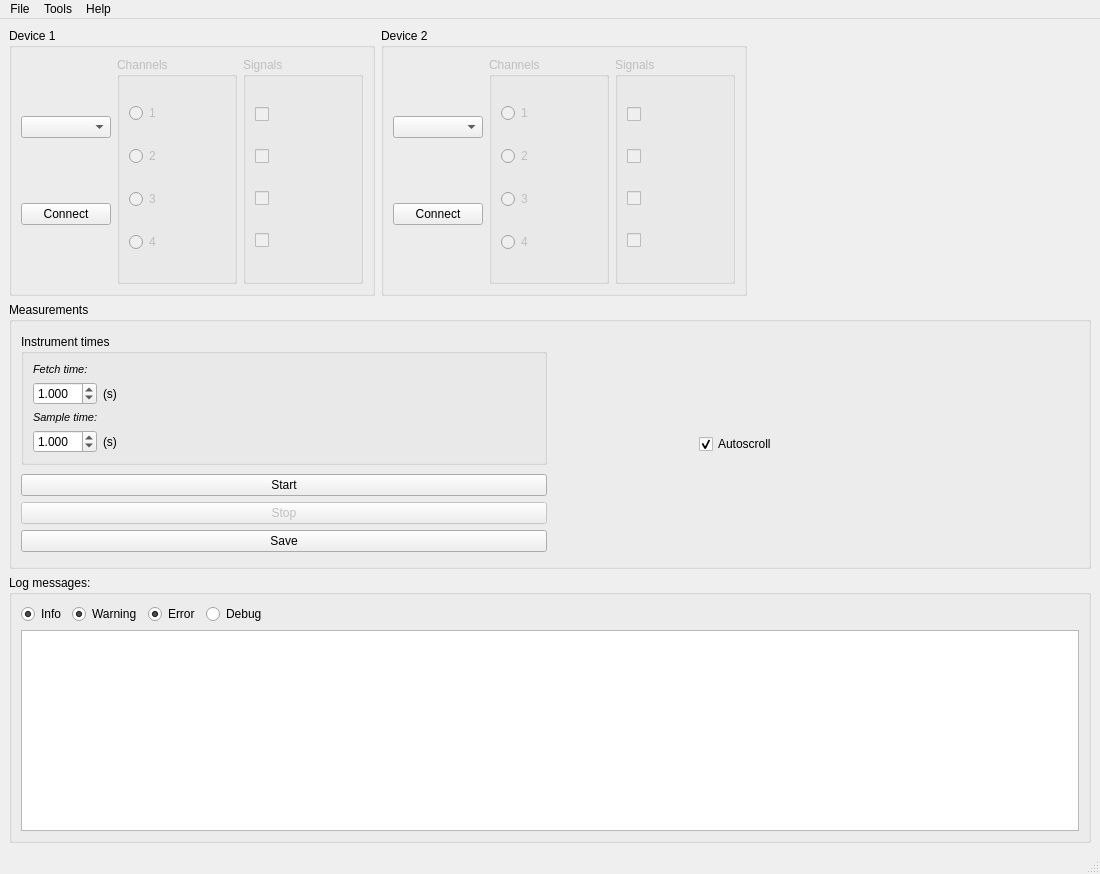
Old version of the form frequency-meter/view/resources/interface.ui in the repository robertofem/Freq-meter-APP.
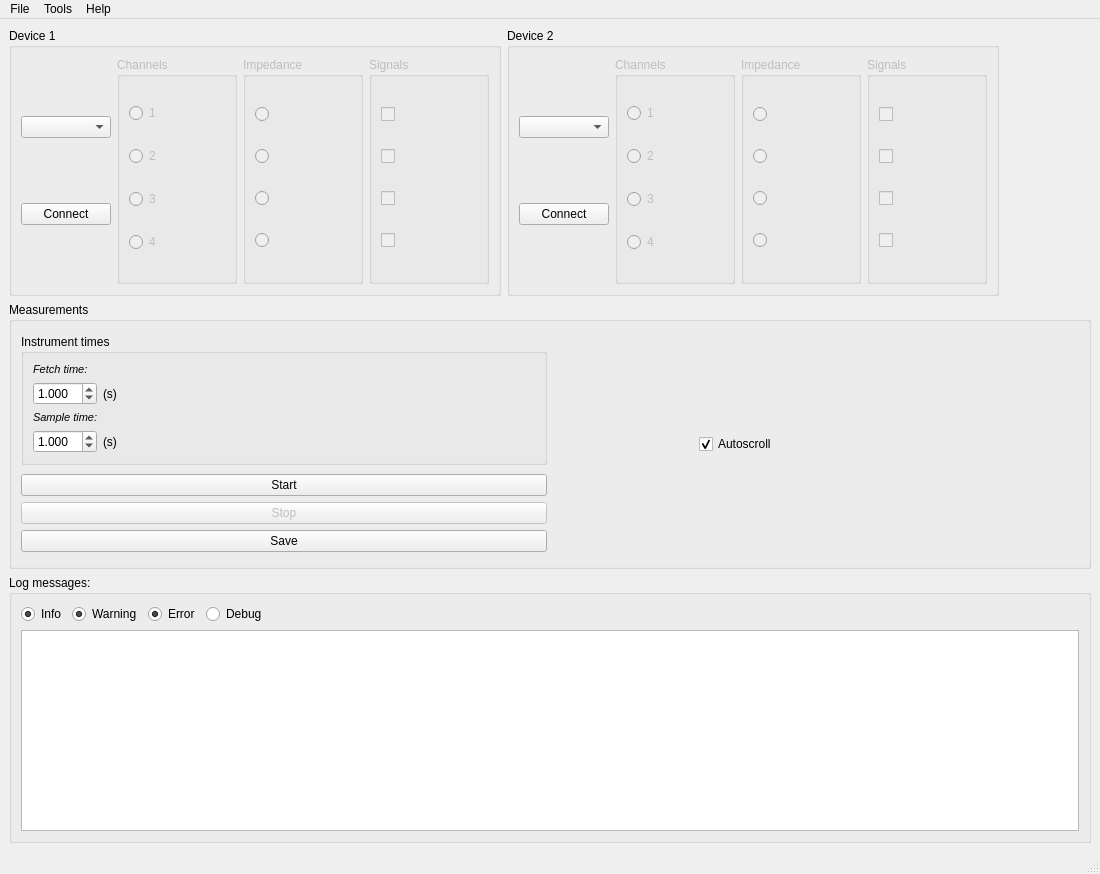
New version of the form.

Commit message: Add impedance controls for measurement

What changed in the file:
```diff
--- a/frequency-meter/view/resources/interface.ui
+++ b/frequency-meter/view/resources/interface.ui
@@ -113,6 +113,52 @@
            </layout>
           </widget>
          </item>
+         <item>
+          <widget class="QGroupBox" name="device0_impedances">
+           <property name="enabled">
+            <bool>false</bool>
+           </property>
+           <property name="minimumSize">
+            <size>
+             <width>120</width>
+             <height>0</height>
+            </size>
+           </property>
+           <property name="title">
+            <string>Impedance</string>
+           </property>
+           <layout class="QVBoxLayout" name="verticalLayout_2">
+            <item>
+             <widget class="QRadioButton" name="device0_impedance0">
+              <property name="text">
+               <string/>
+              </property>
+             </widget>
+            </item>
+            <item>
+             <widget class="QRadioButton" name="device0_impedance1">
+              <property name="text">
+               <string/>
+              </property>
+             </widget>
+            </item>
+            <item>
+             <widget class="QRadioButton" name="device0_impedance2">
+              <property name="text">
+               <string/>
+              </property>
+             </widget>
+            </item>
+            <item>
+             <widget class="QRadioButton" name="device0_impedance3">
+              <property name="text">
+               <string/>
+              </property>
+             </widget>
+            </item>
+           </layout>
+          </widget>
+         </item>
          <item>
           <widget class="QGroupBox" name="device0_signals">
            <property name="enabled">
@@ -240,6 +286,52 @@
            </layout>
           </widget>
          </item>
+         <item>
+          <widget class="QGroupBox" name="device1_impedances">
+           <property name="enabled">
+            <bool>false</bool>
+           </property>
+           <property name="minimumSize">
+            <size>
+             <width>120</width>
+             <height>0</height>
+            </size>
+           </property>
+           <property name="title">
+            <string>Impedance</string>
+           </property>
+           <layout class="QVBoxLayout" name="verticalLayout_6">
+            <item>
+             <widget class="QRadioButton" name="device1_impedance0">
+              <property name="text">
+               <string/>
+              </property>
+             </widget>
+            </item>
+            <item>
+             <widget class="QRadioButton" name="device1_impedance1">
+              <property name="text">
+               <string/>
+              </property>
+             </widget>
+            </item>
+            <item>
+             <widget class="QRadioButton" name="device1_impedance2">
+              <property name="text">
+               <string/>
+              </property>
+             </widget>
+            </item>
+            <item>
+             <widget class="QRadioButton" name="device1_impedance3">
+              <property name="text">
+               <string/>
+              </property>
+             </widget>
+            </item>
+           </layout>
+          </widget>
+         </item>
          <item>
           <widget class="QGroupBox" name="device1_signals">
            <property name="enabled">
```
The commit also changes 5 other files.
